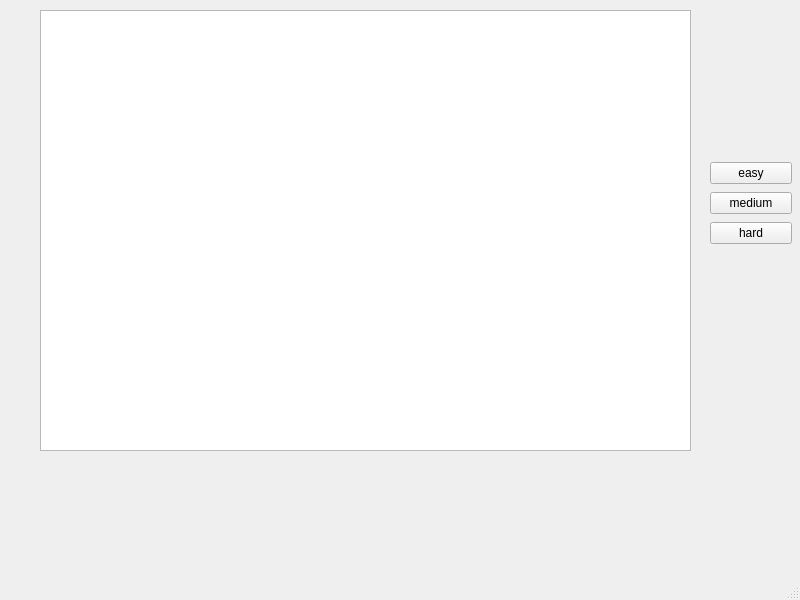
The window that chengzhifinalproject/mainwindow.ui (chengzhideng2022/media-process) describes before a commit, drawn with Qt 5.
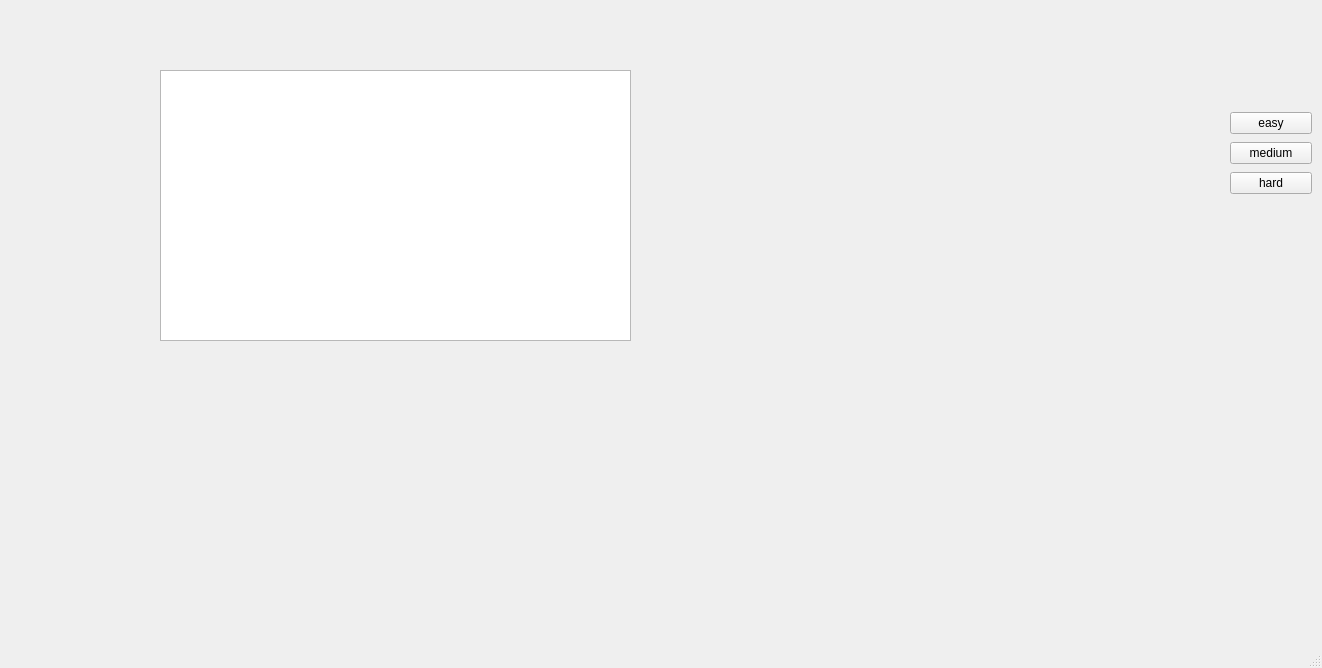
The same window after the commit.

Diff of the .ui file:
```diff
--- a/chengzhifinalproject/mainwindow.ui
+++ b/chengzhifinalproject/mainwindow.ui
@@ -6,10 +6,16 @@
    <rect>
     <x>0</x>
     <y>0</y>
-    <width>800</width>
-    <height>600</height>
+    <width>1322</width>
+    <height>668</height>
    </rect>
   </property>
+  <property name="sizePolicy">
+   <sizepolicy hsizetype="Expanding" vsizetype="Expanding">
+    <horstretch>0</horstretch>
+    <verstretch>0</verstretch>
+   </sizepolicy>
+  </property>
   <property name="windowTitle">
    <string>MainWindow</string>
   </property>
@@ -17,15 +23,15 @@
    <widget class="QGraphicsView" name="gameview">
     <property name="geometry">
      <rect>
-      <x>40</x>
-      <y>10</y>
-      <width>651</width>
-      <height>441</height>
+      <x>160</x>
+      <y>70</y>
+      <width>471</width>
+      <height>271</height>
      </rect>
     </property>
     <property name="sizePolicy">
      <sizepolicy hsizetype="Expanding" vsizetype="Expanding">
-      <horstretch>0</horstretch>
+      <horstretch>7</horstretch>
       <verstretch>0</verstretch>
      </sizepolicy>
     </property>
@@ -33,8 +39,8 @@
    <widget class="QWidget" name="layoutWidget">
     <property name="geometry">
      <rect>
-      <x>710</x>
-      <y>160</y>
+      <x>1230</x>
+      <y>110</y>
       <width>82</width>
       <height>89</height>
      </rect>
```
Left out of the diff: 2 changed lines with no effect on the pictures.
